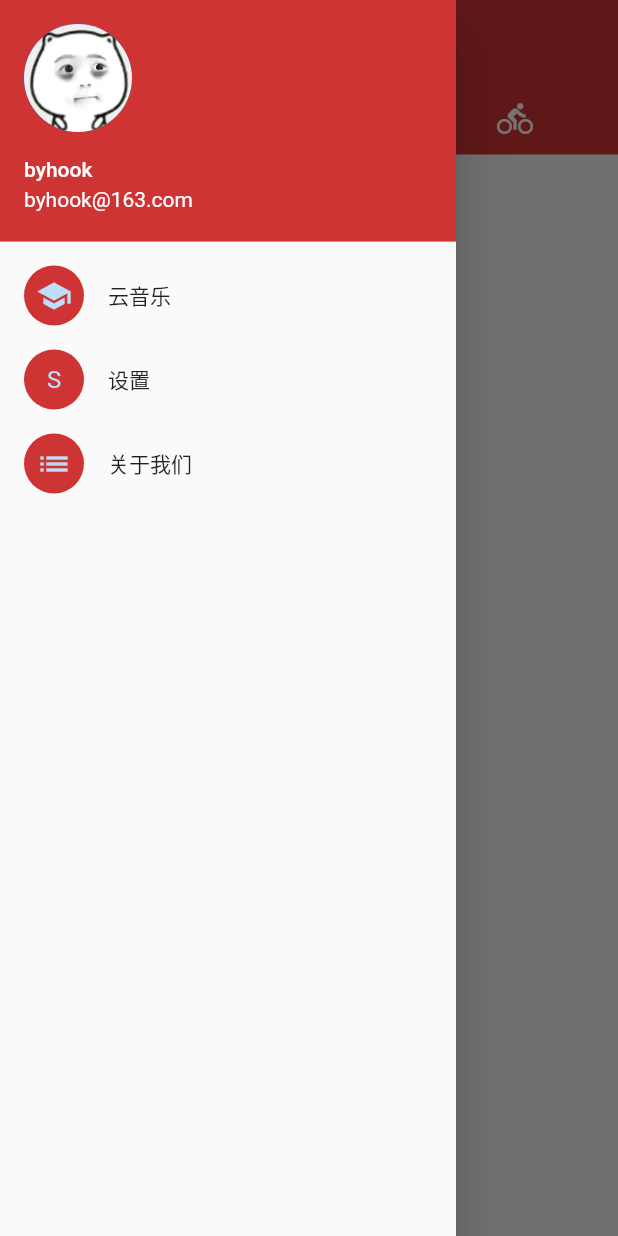
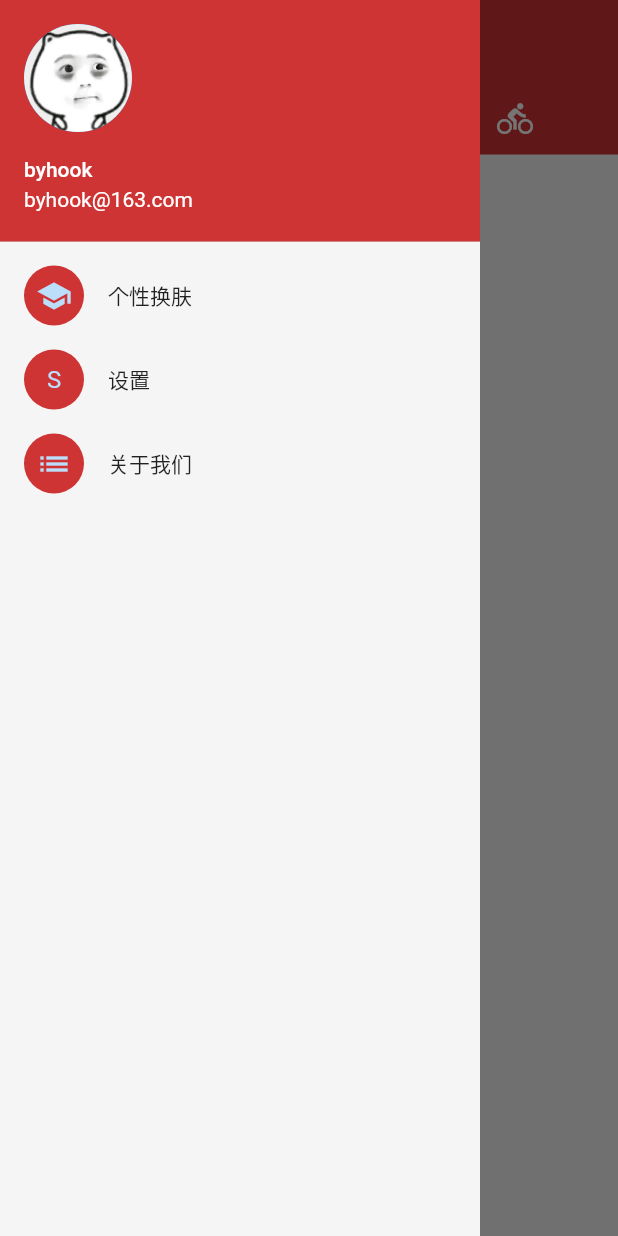
Before and after one commit to byhook/cloud-music, a Flutter app: the screen it shows after launch, with the side drawer open, on a phone screen of 412 x 824 dp. Run offline on Flutter 3.47's test engine with Material 2 defaults, Android fonts, the phone set to English and light mode, and no system bars.

Commit message:
添加换肤&设置&关于我们等页面

```diff
--- a/lib/home/HomePage.dart
+++ b/lib/home/HomePage.dart
@@ -1,4 +1,5 @@
 import 'package:flutter/material.dart';
+import 'package:mike_music/widgets/HomeDrawer.dart';
 
 class HomePage extends StatefulWidget {
 
@@ -13,23 +14,12 @@ class HomePageState extends State<HomePage> {
 
   @override
   Widget build(BuildContext context) {
-    Widget userHeader = UserAccountsDrawerHeader(
-      decoration: BoxDecoration(
-          color: Color(0xFFCE3433)
-      ),
-      accountName: Text("byhook"),
-      accountEmail: Text("byhook@163.com"),
-      currentAccountPicture: CircleAvatar(
-          backgroundImage: AssetImage('images/default_avatar.jpg')
-      ),
-    );
-
     return DefaultTabController(
       length: 3,
       child: new Scaffold(
         backgroundColor: Colors.grey[100],
         appBar: new AppBar(
-          title: new Text('主页面'),
+          title: new Text('云音乐'),
           centerTitle: true,
           elevation: 0.0,
           backgroundColor: Color(0xFFCE3433),
@@ -52,36 +42,7 @@ class HomePageState extends State<HomePage> {
               Icon(Icons.directions_bike, size: 128.0, color: Colors.grey),
             ]
         ),
-        drawer: Drawer(
-          child: ListView(
-            padding: EdgeInsets.zero,
-            children: <Widget>[
-              userHeader,
-              ListTile(title: Text('云音乐'),
-                leading: new CircleAvatar(
-                    backgroundColor: Color(0xFFCE3433),
-                    child: new Icon(Icons.school)),
-                onTap: () {
-                  Navigator.pop(context);
-                },),
-              ListTile(title: Text('设置'),
-                leading: new CircleAvatar(
-                    backgroundColor: Color(0xFFCE3433),
-                    child: new Text('S')
-                ),
-                onTap: () {
-                  Navigator.pop(context);
-                },),
-              ListTile(title: Text('关于我们'),
-                leading: new CircleAvatar(
-                    backgroundColor: Color(0xFFCE3433),
-                    child: new Icon(Icons.list)),
-                onTap: () {
-                  Navigator.pop(context);
-                },),
-            ],
-          ),
-        ),
+        drawer: HomeDrawer(),
       ),
     );
   }
--- /dev/null
+++ b/lib/widgets/HomeDrawer.dart
@@ -0,0 +1,66 @@
+import 'package:flutter/material.dart';
+import 'package:mike_music/module/AboutPage.dart';
+import 'package:mike_music/module/ChangeThemePage.dart';
+import 'package:mike_music/module/SettingPage.dart';
+
+class HomeDrawer extends StatelessWidget {
+
+  @override
+  Widget build(BuildContext context) {
+    Widget userHeader = UserAccountsDrawerHeader(
+      decoration: BoxDecoration(
+          color: Color(0xFFCE3433)
+      ),
+      accountName: Text("byhook"),
+      accountEmail: Text("byhook@163.com"),
+      currentAccountPicture: CircleAvatar(
+          backgroundImage: AssetImage('images/default_avatar.jpg')
+      ),
+    );
+
+    return new ConstrainedBox(
+        constraints: const BoxConstraints.expand(width: 320),
+        child: new Container(
+          color: Colors.grey[100],
+          child: ListView(
+            padding: EdgeInsets.zero,
+            children: <Widget>[
+              userHeader,
+              ListTile(title: Text('个性换肤'),
+                leading: new CircleAvatar(
+                    backgroundColor: Color(0xFFCE3433),
+                    child: new Icon(Icons.school)),
+                onTap: () {
+                  Navigator.of(context).push(
+                      new MaterialPageRoute(builder: (ctx) {
+                        return new ChangeThemePage();
+                      }));
+                },),
+              ListTile(title: Text('设置'),
+                leading: new CircleAvatar(
+                    backgroundColor: Color(0xFFCE3433),
+                    child: new Text('S')
+                ),
+                onTap: () {
+                  Navigator.of(context).push(
+                      new MaterialPageRoute(builder: (ctx) {
+                        return new SettingPage();
+                      }));
+                },),
+              ListTile(title: Text('关于我们'),
+                leading: new CircleAvatar(
+                    backgroundColor: Color(0xFFCE3433),
+                    child: new Icon(Icons.list)),
+                onTap: () {
+                  Navigator.of(context).push(
+                      new MaterialPageRoute(builder: (ctx) {
+                        return new AboutPage();
+                      }));
+                },),
+            ],
+          ),
+        )
+    );
+  }
+
+}
```
Also changed, not shown: lib/base/CommonActionBar.dart (added, +28 -0 lines), lib/module/AboutPage.dart (added, +13 -0 lines), lib/module/ChangeThemePage.dart (added, +13 -0 lines), lib/module/SettingPage.dart (added, +13 -0 lines).
